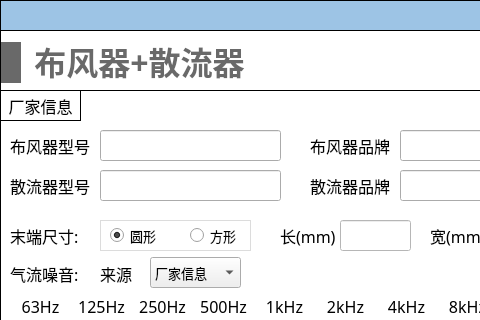
haobana/NoiCal, file NoiseCalSoft/inputDialog/dialog_air_diff.ui: the form before one commit; both pictures show x 0 to 480 and y 0 to 320 of the 651 by 861 pixel window.
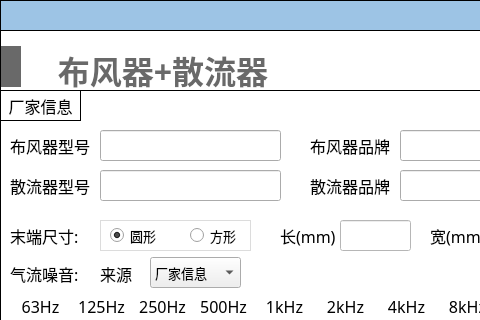
The form after the commit. Icons and pictures are not drawn.

What changed in the file:
```diff
--- a/NoiseCalSoft/inputDialog/dialog_air_diff.ui
+++ b/NoiseCalSoft/inputDialog/dialog_air_diff.ui
@@ -2267,8 +2267,8 @@
      <rect>
       <x>1</x>
       <y>10</y>
-      <width>251</width>
-      <height>45</height>
+      <width>298</width>
+      <height>54</height>
      </rect>
     </property>
     <layout class="QHBoxLayout" name="horizontalLayout_22">
@@ -2303,6 +2303,7 @@
         <font>
          <family>Microsoft YaHei</family>
          <pointsize>24</pointsize>
+         <weight>75</weight>
          <bold>true</bold>
         </font>
        </property>
```
Left out of the diff: 12 changed lines with no effect on the pictures.
